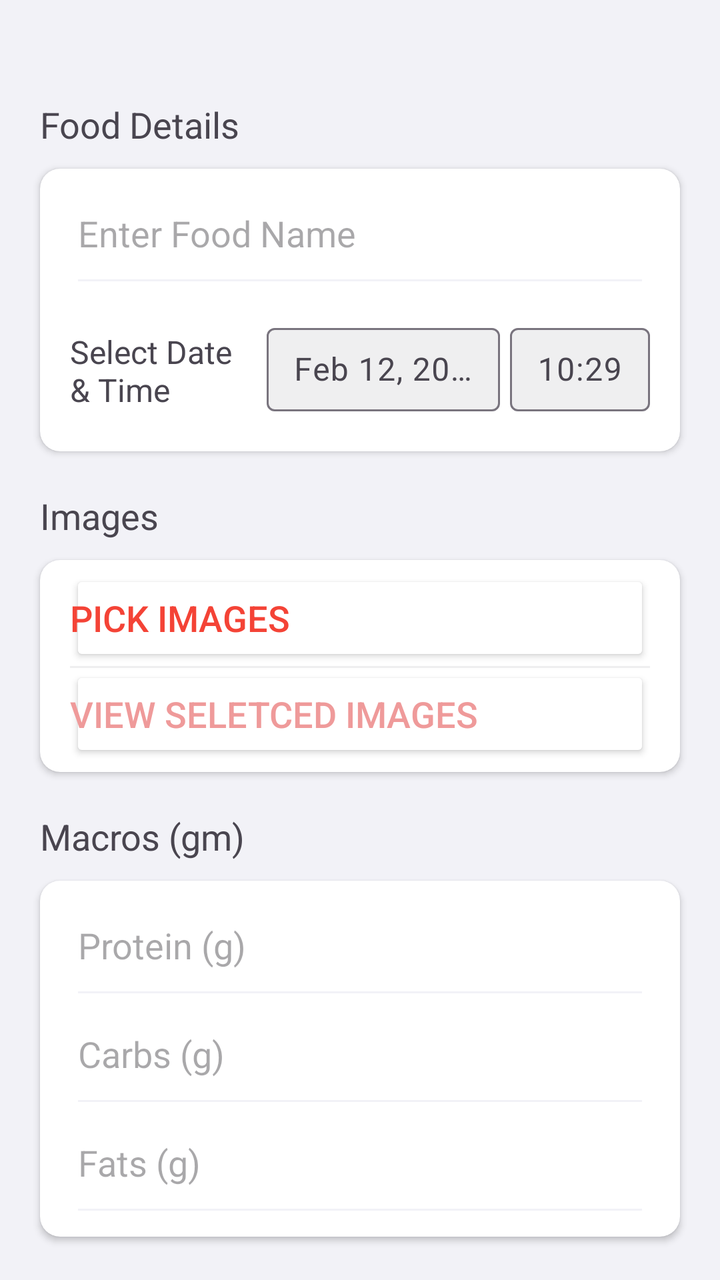
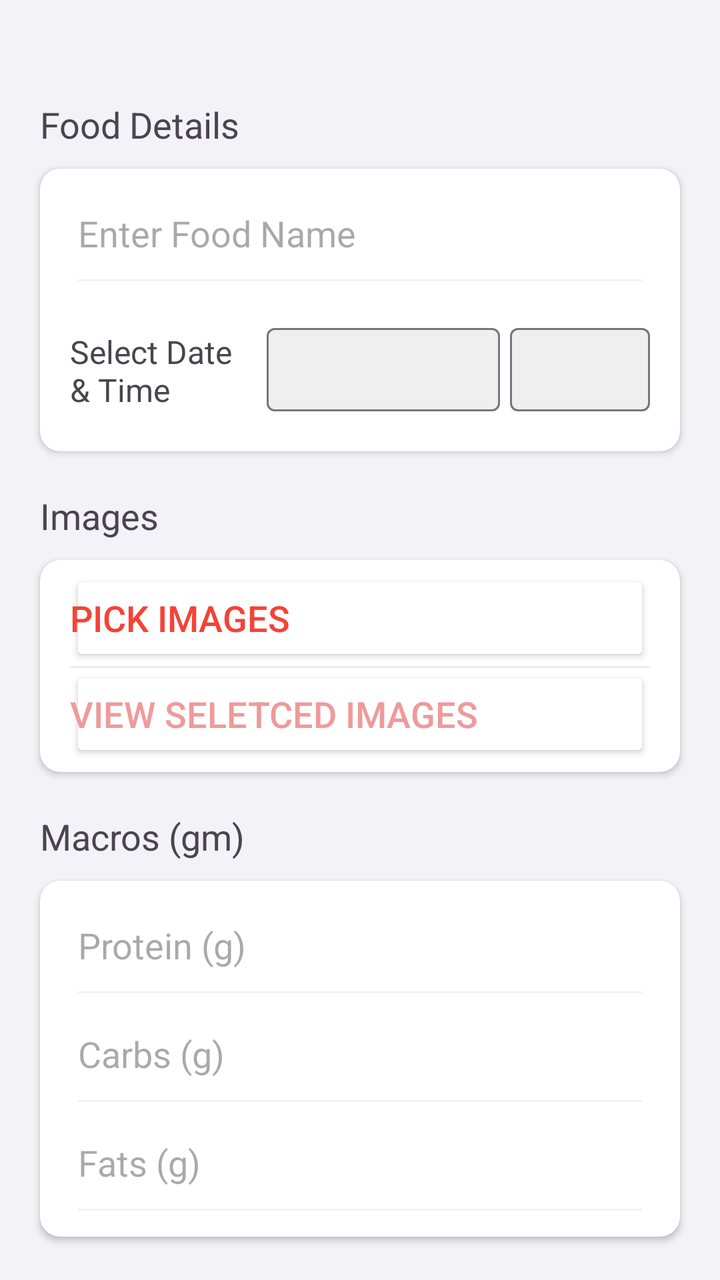

An Android layout rendered at two revisions. The XML below is the earlier revision; the diff shows what the commit changed to produce the second picture.
<!-- AndroidManifest.xml: application theme Theme.ExActHealth -->
<!-- res/layout/activity_main.xml -->
<?xml version="1.0" encoding="utf-8"?>
<RelativeLayout
    xmlns:android="http://schemas.android.com/apk/res/android"
    xmlns:app="http://schemas.android.com/apk/res-auto"
    xmlns:tools="http://schemas.android.com/tools"
    android:layout_width="match_parent"
    android:layout_height="match_parent"
    android:layout_gravity="center"
    android:background="@color/light_gray"
    tools:context=".MainActivity">

    <TextView
        android:id="@+id/food_details_text_view"
        android:layout_width="match_parent"
        android:layout_height="wrap_content"
        android:layout_marginTop="50dp"
        android:layout_marginStart="20dp"
        android:layout_marginEnd="20dp"
        android:textSize="18sp"
        android:text="@string/food_details_title">
    </TextView>

    <androidx.cardview.widget.CardView
        android:id="@+id/food_details_card_view"
        android:layout_width="match_parent"
        android:layout_height="wrap_content"
        android:layout_below="@+id/food_details_text_view"
        android:layout_marginTop="10dp"
        android:layout_marginStart="20dp"
        android:layout_marginEnd="20dp"

        app:contentPaddingLeft="15dp"
        app:contentPaddingRight="15dp"
        app:contentPaddingTop="10dp"
        app:contentPaddingBottom="5dp"
        app:cardCornerRadius="10dp">

        <RelativeLayout
            android:id="@+id/food_layout"
            android:layout_width="match_parent"
            android:layout_height="match_parent">

            <EditText
                android:id="@+id/food_name_text_edit"
                android:layout_width="match_parent"
                android:layout_height="wrap_content"
                android:paddingBottom="20dp"
                android:gravity="center_vertical"
                android:hint="@string/enter_food_name_hint"
                android:backgroundTint="@color/light_gray"
                android:inputType="textPersonName"
                android:autofillHints="name">
            </EditText>

            <LinearLayout
                android:id="@+id/food_date_layout"
                android:layout_width="match_parent"
                android:layout_height="wrap_content"
                android:layout_below="@+id/food_name_text_edit"
                android:orientation="horizontal"
                android:paddingTop="10dp"
                android:paddingBottom="15dp"
                android:gravity="center_horizontal"
                android:weightSum="12">

                <TextView
                    android:layout_weight="4"
                    android:layout_width="0dp"
                    android:layout_height="wrap_content"
                    android:layout_gravity="bottom"
                    android:text="@string/select_date_and_time_title"
                    android:textSize="16sp">
                </TextView>

                <com.google.android.material.textfield.TextInputLayout
                    android:layout_weight="5"
                    android:layout_width="0dp"
                    android:layout_height="wrap_content"
                    android:layout_marginStart="5dp"
                    android:layout_marginEnd="5dp"
                    android:hint="@string/date_hint"

                    app:boxBackgroundColor="@color/mid_gray">

                    <com.google.android.material.textfield.TextInputEditText
                        android:layout_width="match_parent"
                        android:layout_height="match_parent"
                        android:gravity="center"
                        android:padding="10dp"
                        android:textSize="16sp">
                    </com.google.android.material.textfield.TextInputEditText>

                </com.google.android.material.textfield.TextInputLayout>

                <com.google.android.material.textfield.TextInputLayout
                    android:layout_weight="3"
                    android:layout_width="0dp"
                    android:layout_height="wrap_content"
                    android:hint="@string/time_hint"

                    app:boxBackgroundColor="@color/mid_gray">

                    <com.google.android.material.textfield.TextInputEditText
                        android:layout_width="match_parent"
                        android:layout_height="match_parent"
                        android:gravity="center"
                        android:padding="10dp"
                        android:textSize="16sp">
                    </com.google.android.material.textfield.TextInputEditText>

                </com.google.android.material.textfield.TextInputLayout>

            </LinearLayout>

        </RelativeLayout>

    </androidx.cardview.widget.CardView>

    <TextView
        android:id="@+id/images_title"
        android:layout_width="match_parent"
        android:layout_height="wrap_content"
        android:layout_below="@+id/food_details_card_view"
        android:layout_marginTop="20dp"
        android:layout_marginStart="20dp"
        android:layout_marginEnd="20dp"
        android:textSize="18sp"
        android:text="@string/images_title">
    </TextView>

    <androidx.cardview.widget.CardView
        android:id="@+id/images_card_view"
        android:layout_width="match_parent"
        android:layout_height="wrap_content"
        android:layout_below="@+id/images_title"
        android:layout_marginTop="10dp"
        android:layout_marginStart="20dp"
        android:layout_marginEnd="20dp"

        app:contentPaddingLeft="15dp"
        app:contentPaddingRight="15dp"
        app:contentPaddingTop="5dp"
        app:contentPaddingBottom="5dp"
        app:cardCornerRadius="10dp">

        <RelativeLayout
            android:id="@+id/images_layout"
            android:layout_width="match_parent"
            android:layout_height="match_parent">

            <Button
                android:id="@+id/pick_images_button"
                android:layout_width="match_parent"
                android:layout_height="wrap_content"
                android:gravity="center_vertical"
                android:padding="0dp"
                android:backgroundTint="@color/white"
                android:text="@string/pick_images"
                android:textColor="@color/red"
                android:textSize="18sp"
                android:textStyle="normal">
            </Button>

            <View
                android:layout_width="match_parent"
                android:layout_below="@+id/pick_images_button"
                android:layout_height="1dp"
                android:background="@color/mid_gray">
            </View>

            <Button
                android:id="@+id/selected_images_button"
                android:layout_width="match_parent"
                android:layout_height="wrap_content"
                android:layout_below="@+id/pick_images_button"
                android:gravity="center_vertical"
                android:padding="0dp"
                android:backgroundTint="@color/white"
                android:text="@string/view_seletced_images"
                android:textColor="@color/light_red"
                android:textSize="18sp"
                android:textStyle="normal">
            </Button>

        </RelativeLayout>

    </androidx.cardview.widget.CardView>

    <TextView
        android:id="@+id/macros_title"
        android:layout_width="match_parent"
        android:layout_height="wrap_content"
        android:layout_below="@+id/images_card_view"
        android:layout_marginTop="20dp"
        android:layout_marginStart="20dp"
        android:layout_marginEnd="20dp"
        android:textSize="18sp"
        android:text="@string/macros">
    </TextView>

    <androidx.cardview.widget.CardView
        android:id="@+id/macros_card_view"
        android:layout_width="match_parent"
        android:layout_height="wrap_content"
        android:layout_below="@+id/macros_title"
        android:layout_marginTop="10dp"
        android:layout_marginStart="20dp"
        android:layout_marginEnd="20dp"

        app:contentPaddingLeft="15dp"
        app:contentPaddingRight="15dp"
        app:contentPaddingTop="10dp"
        app:contentPaddingBottom="5dp"
        app:cardCornerRadius="10dp">

        <RelativeLayout
            android:id="@+id/macros_layout"
            android:layout_width="match_parent"
            android:layout_height="match_parent">

            <EditText
                android:id="@+id/protein_text_edit"
                android:layout_width="match_parent"
                android:layout_height="wrap_content"
                android:paddingBottom="20dp"
                android:gravity="center_vertical"
                android:hint="@string/protein"
                android:backgroundTint="@color/light_gray"
                android:inputType="numberDecimal"
                android:importantForAutofill="no">
            </EditText>

            <EditText
                android:id="@+id/carbs_text_edit"
                android:layout_width="match_parent"
                android:layout_height="wrap_content"
                android:layout_below="@+id/protein_text_edit"
                android:paddingBottom="20dp"
                android:gravity="center_vertical"
                android:hint="@string/carbs"
                android:backgroundTint="@color/light_gray"
                android:inputType="numberDecimal"
                android:importantForAutofill="no">
            </EditText>

            <EditText
                android:id="@+id/fats_text_edit"
                android:layout_width="match_parent"
                android:layout_height="wrap_content"
                android:layout_below="@+id/carbs_text_edit"
                android:paddingBottom="20dp"
                android:gravity="center_vertical"
                android:hint="@string/fats"
                android:backgroundTint="@color/light_gray"
                android:inputType="numberDecimal"
                android:importantForAutofill="no">
            </EditText>

        </RelativeLayout>

    </androidx.cardview.widget.CardView>

    <Button
        android:id="@+id/save_entry_button"
        android:layout_width="match_parent"
        android:layout_height="wrap_content"
        android:layout_below="@+id/macros_card_view"
        android:gravity="center"
        android:layout_margin="20dp"
        android:paddingTop="12dp"
        android:paddingBottom="12dp"
        android:backgroundTint="@color/red"
        android:text="@string/save_entry"
        android:textColor="@color/white"
        android:textSize="18sp"
        android:textStyle="normal"
        app:cornerRadius="10dp">
    </Button>

</RelativeLayout>
<!-- resources referenced by this layout -->
<resources>
  <color name="light_gray">#F2F2F7</color>
  <color name="light_red">#EF9A9A</color>
  <color name="mid_gray">#EFEFF0</color>
  <color name="red">#F44336</color>
  <color name="white">#FFFFFFFF</color>
  <string name="carbs">Carbs (g)</string>
  <string name="date_hint">Feb 12, 2024</string>
  <string name="enter_food_name_hint">Enter Food Name</string>
  <string name="fats">Fats (g)</string>
  <string name="food_details_title">Food Details</string>
  <string name="images_title">Images</string>
  <string name="macros">Macros (gm)</string>
  <string name="pick_images">Pick Images</string>
  <string name="protein">Protein (g)</string>
  <string name="save_entry">Save Entry</string>
  <string name="select_date_and_time_title">Select Date\n&amp; Time</string>
  <string name="time_hint">10:29</string>
  <string name="view_seletced_images">View seletced images</string>
  <style name="Theme.ExActHealth" parent="Base.Theme.ExActHealth" />
  <style name="Base.Theme.ExActHealth" parent="Theme.Material3.DayNight.NoActionBar">
          
          
      </style>
</resources>

<!-- the commit's change to res/layout/activity_main.xml (unified diff, before → after) -->
@@ -53,7 +53,7 @@
             </EditText>
 
             <LinearLayout
-                android:id="@+id/food_date_layout"
+                android:id="@+id/food_date_time_layout"
                 android:layout_width="match_parent"
                 android:layout_height="wrap_content"
                 android:layout_below="@+id/food_name_text_edit"
@@ -73,19 +73,25 @@
                 </TextView>
 
                 <com.google.android.material.textfield.TextInputLayout
+                    android:id="@+id/food_date_layout"
                     android:layout_weight="5"
                     android:layout_width="0dp"
                     android:layout_height="wrap_content"
                     android:layout_marginStart="5dp"
                     android:layout_marginEnd="5dp"
-                    android:hint="@string/date_hint"
 
                     app:boxBackgroundColor="@color/mid_gray">
 
                     <com.google.android.material.textfield.TextInputEditText
+                        android:id="@+id/food_date_input"
                         android:layout_width="match_parent"
                         android:layout_height="match_parent"
                         android:gravity="center"
+                        android:focusable="false"
+                        android:cursorVisible="false"
+                        android:focusableInTouchMode="false"
+                        android:clickable="false"
+                        android:inputType="date"
                         android:padding="10dp"
                         android:textSize="16sp">
                     </com.google.android.material.textfield.TextInputEditText>
@@ -93,17 +99,23 @@
                 </com.google.android.material.textfield.TextInputLayout>
 
                 <com.google.android.material.textfield.TextInputLayout
+                    android:id="@+id/food_time_layout"
                     android:layout_weight="3"
                     android:layout_width="0dp"
                     android:layout_height="wrap_content"
-                    android:hint="@string/time_hint"
 
                     app:boxBackgroundColor="@color/mid_gray">
 
                     <com.google.android.material.textfield.TextInputEditText
+                        android:id="@+id/food_time_input"
                         android:layout_width="match_parent"
                         android:layout_height="match_parent"
                         android:gravity="center"
+                        android:focusable="false"
+                        android:cursorVisible="false"
+                        android:focusableInTouchMode="false"
+                        android:clickable="false"
+                        android:inputType="time"
                         android:padding="10dp"
                         android:textSize="16sp">
                     </com.google.android.material.textfield.TextInputEditText>
<!-- resource entries referenced after the edit -->
@@ -6,7 +6,6 @@
   <color name="red">#F44336</color>
   <color name="white">#FFFFFFFF</color>
   <string name="carbs">Carbs (g)</string>
-  <string name="date_hint">Feb 12, 2024</string>
   <string name="enter_food_name_hint">Enter Food Name</string>
   <string name="fats">Fats (g)</string>
   <string name="food_details_title">Food Details</string>
@@ -16,7 +15,6 @@
   <string name="protein">Protein (g)</string>
   <string name="save_entry">Save Entry</string>
   <string name="select_date_and_time_title">Select Date\n&amp; Time</string>
-  <string name="time_hint">10:29</string>
   <string name="view_seletced_images">View seletced images</string>
   <style name="Theme.ExActHealth" parent="Base.Theme.ExActHealth" />
   <style name="Base.Theme.ExActHealth" parent="Theme.Material3.DayNight.NoActionBar">
